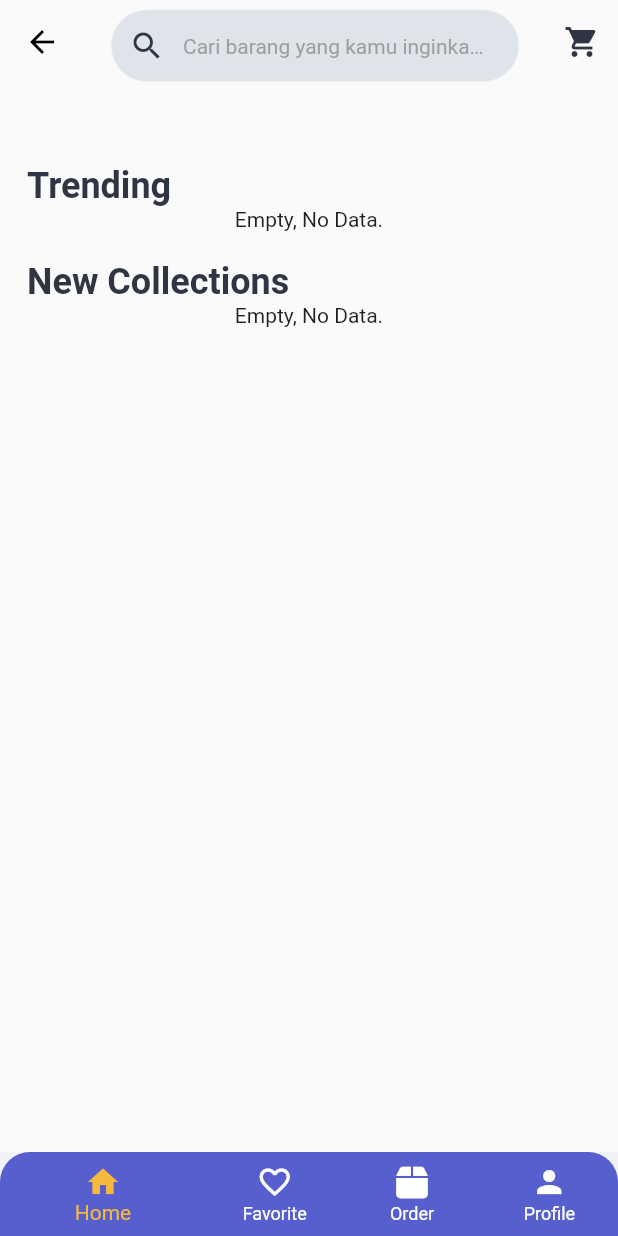
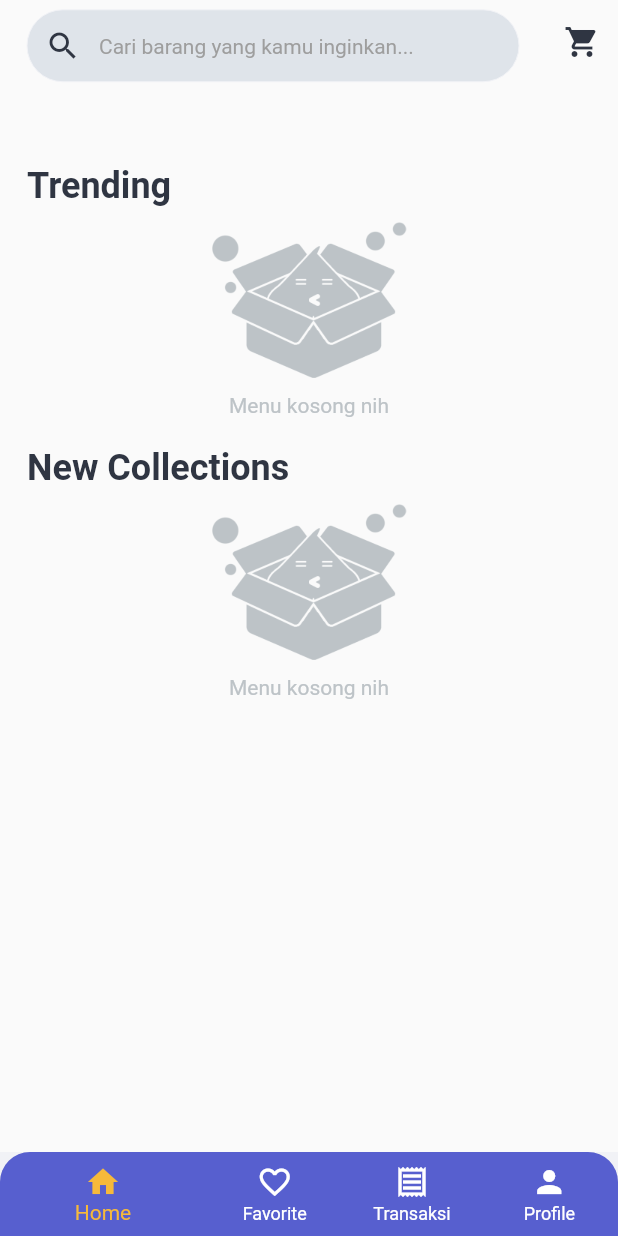
Before and after one commit to syahlan1/MobileAppStore, a Flutter app: the DashboardOfFragments screen opened directly, on a phone screen of 412 x 824 dp. Run offline on Flutter 3.47's test engine with Material 2 defaults, Android fonts, the phone set to English and light mode, and no system bars; our stand-ins replace flutter_rating_bar, fluttertoast, font_awesome_flutter, get, image_picker, shared_preferences; accounts and stored records are empty; network calls fail.

Commit message:
ui serabutan kecil

```diff
--- a/lib/users/fragments/dashboard_of_fragments.dart
+++ b/lib/users/fragments/dashboard_of_fragments.dart
@@ -30,9 +30,9 @@ class DashboardOfFragments extends StatelessWidget {
       "label": "Favorite",
     },
     {
-      "active_icon": FontAwesomeIcons.boxOpen,
-      "non_active_icon": FontAwesomeIcons.box,
-      "label": "Order",
+      "active_icon": Icons.receipt,
+      "non_active_icon": Icons.receipt_outlined,
+      "label": "Transaksi",
     },
     {
       "active_icon": Icons.person,
--- a/lib/users/fragments/home_fragment_screen.dart
+++ b/lib/users/fragments/home_fragment_screen.dart
@@ -74,6 +74,7 @@ class HomeFragmentScreen extends StatelessWidget {
       appBar: PreferredSize(
         preferredSize: Size.fromHeight(70),
         child: AppBar(
+          automaticallyImplyLeading: false,
           title: showSearchBarWidget(),
           backgroundColor: Colors.transparent,
           elevation: 0.0,
@@ -336,8 +337,31 @@ class HomeFragmentScreen extends StatelessWidget {
             ),
           );
         } else {
-          return const Center(
-            child: Text("Empty, No Data."),
+          return const Column(
+            crossAxisAlignment: CrossAxisAlignment.center,
+            mainAxisAlignment: MainAxisAlignment.center,
+            children: [
+              SizedBox(
+                height: 10,
+              ),
+              Center(
+                child: Column(
+                  children: [
+                    Image(
+                      image: AssetImage("images/icon-kardus-trisakti.png"),
+                      width: 130,
+                    ),
+                    SizedBox(height: 10),
+                    Text(
+                      "Menu kosong nih",
+                      style: TextStyle(
+                        color: Color(0xffbdc3c7),
+                      ),
+                    ),
+                  ],
+                ),
+              ),
+            ],
           );
         }
       },
@@ -495,8 +519,31 @@ class HomeFragmentScreen extends StatelessWidget {
               },
             );
           } else {
-            return const Center(
-              child: Text("Empty, No Data."),
+            return const Column(
+              crossAxisAlignment: CrossAxisAlignment.center,
+              mainAxisAlignment: MainAxisAlignment.center,
+              children: [
+                SizedBox(
+                  height: 10,
+                ),
+                Center(
+                  child: Column(
+                    children: [
+                      Image(
+                        image: AssetImage("images/icon-kardus-trisakti.png"),
+                        width: 130,
+                      ),
+                      SizedBox(height: 10),
+                      Text(
+                        "Menu kosong nih",
+                        style: TextStyle(
+                          color: Color(0xffbdc3c7),
+                        ),
+                      ),
+                    ],
+                  ),
+                ),
+              ],
             );
           }
         });
```
Also changed, not shown: lib/users/fragments/order_fragment_screen.dart (+31 -3 lines), lib/users/item/search_items.dart (+148 -120 lines), lib/users/order/order_details.dart (+67 -50 lines).
